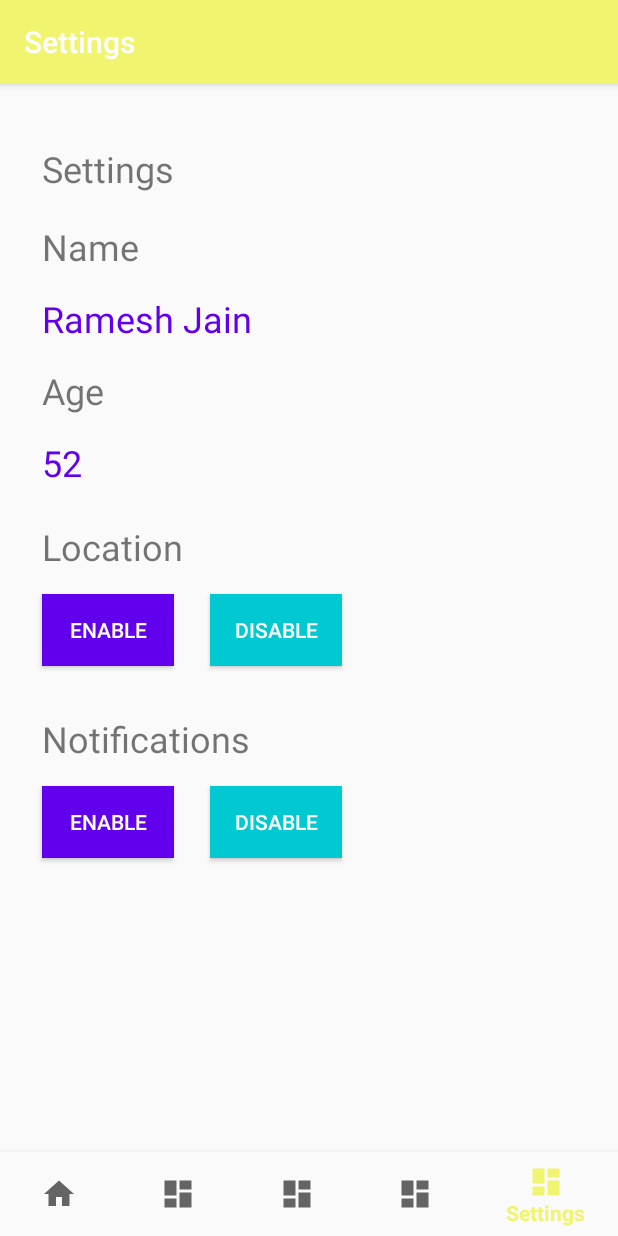
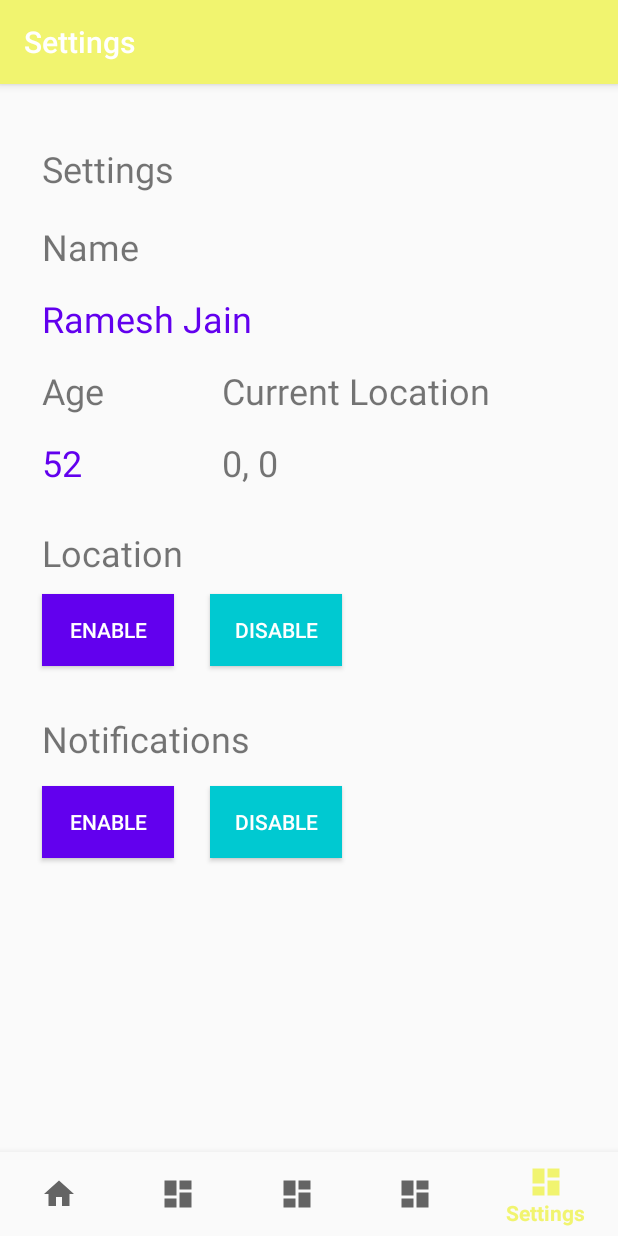
Before and after one commit to stephanietam/CS125-WhatsMyAllergy, an Android app: the screen it shows after launch (SettingsPage), item 5 of the bottom bar chosen, on a phone screen of 412 x 824 dp. Run offline under Robolectric (Android 15) with nearby library versions, the phone set to English and light mode, and no system bars; our stand-ins replace Volley.

Commit message:
Location Added to Global State
Global state variable is dynamically being set as the location changes from the settings page (once location has been turned on)

```diff
--- a/app/src/main/java/com/example/whatsmyallergy/GlobalState.java
+++ b/app/src/main/java/com/example/whatsmyallergy/GlobalState.java
@@ -22,11 +22,16 @@ public class GlobalState extends Application {
 
     private ArrayList<String> todaySymptoms;
 
+    private String currentGlobalLocation;
+
     public GlobalState() {
         locationSet = false;
         postalCode = "92506";
         currentSeason = "winter";
         todaySymptoms = new ArrayList<>();
+
+        //settings --> location
+        currentGlobalLocation= "0,0";
 
         // Sample symptoms
         todaySymptoms.add("watery_eyes");
@@ -34,6 +39,14 @@ public class GlobalState extends Application {
         todaySymptoms.add("coughing");
         todaySymptoms.add("fatigue");
         todaySymptoms.add("itchy_throat");
+    }
+
+    public String getCurrentGlobalLocation() {
+        return ("GLOBAL STATE: " + currentGlobalLocation);
+    }
+
+    public void setCurrentGlobalLocation(String someVariable) {
+        this.currentGlobalLocation = someVariable;
     }
 
     public boolean checkDailySymptomsComplete() {
--- a/app/src/main/res/layout/activity_settings_page.xml
+++ b/app/src/main/res/layout/activity_settings_page.xml
@@ -83,7 +83,7 @@
         android:layout_width="wrap_content"
         android:layout_height="wrap_content"
         android:layout_marginLeft="28dp"
-        android:layout_marginTop="292dp"
+        android:layout_marginTop="296dp"
         android:text="@string/title_activity_settings_page_location"
         android:textSize="24sp"
         app:layout_constraintLeft_toLeftOf="parent"
@@ -151,4 +151,26 @@
         app:layout_constraintLeft_toLeftOf="parent"
         app:layout_constraintTop_toTopOf="parent" />
 
+    <TextView
+        android:id="@+id/currentLocationLabel"
+        android:layout_width="wrap_content"
+        android:layout_height="wrap_content"
+        android:layout_marginLeft="148dp"
+        android:layout_marginTop="188dp"
+        android:text="Current Location"
+        android:textSize="24sp"
+        app:layout_constraintLeft_toLeftOf="parent"
+        app:layout_constraintTop_toTopOf="parent" />
+
+    <TextView
+        android:id="@+id/currentLocationValue"
+        android:layout_width="wrap_content"
+        android:layout_height="wrap_content"
+        android:layout_marginLeft="148dp"
+        android:layout_marginTop="236dp"
+        android:text="0, 0"
+        android:textSize="24sp"
+        app:layout_constraintLeft_toLeftOf="parent"
+        app:layout_constraintTop_toTopOf="parent" />
+
 </android.support.constraint.ConstraintLayout>
```
Also changed, not shown: app/src/main/java/com/example/whatsmyallergy/SettingsPage.java (+15 -1 lines).
